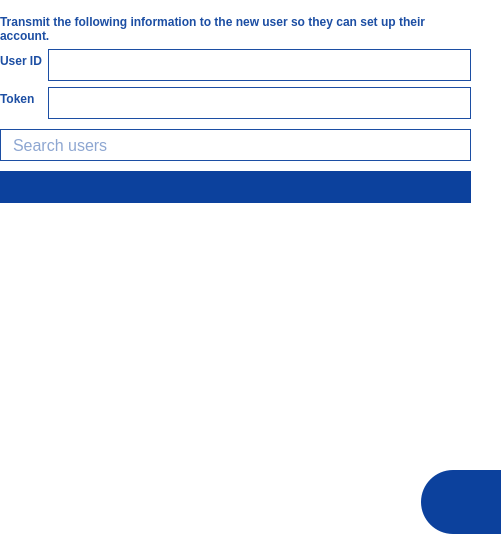
Qt form parsec/core/gui/forms/users_widget.ui (Scille/parsec-cloud) before a commit.
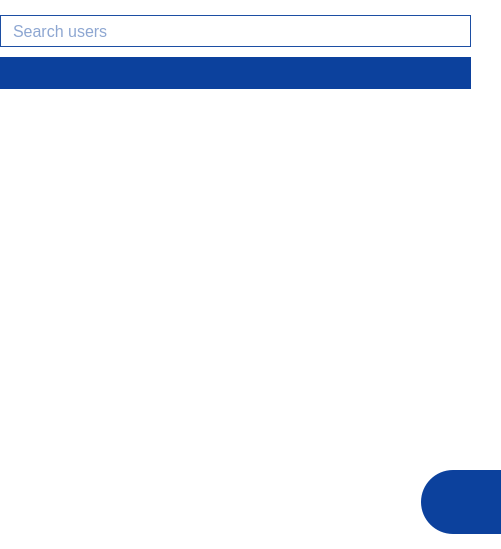
The same form after that commit. Icons and pictures are not drawn.

Diff of the .ui file:
```diff
--- a/parsec/core/gui/forms/users_widget.ui
+++ b/parsec/core/gui/forms/users_widget.ui
@@ -63,125 +63,6 @@
    <property name="bottomMargin">
     <number>15</number>
    </property>
-   <item>
-    <widget class="QWidget" name="widget_info" native="true">
-     <layout class="QVBoxLayout" name="verticalLayout_3">
-      <property name="leftMargin">
-       <number>0</number>
-      </property>
-      <property name="topMargin">
-       <number>0</number>
-      </property>
-      <property name="rightMargin">
-       <number>30</number>
-      </property>
-      <property name="bottomMargin">
-       <number>0</number>
-      </property>
-      <item>
-       <widget class="QLabel" name="label_3">
-        <property name="font">
-         <font>
-          <weight>75</weight>
-          <bold>true</bold>
-         </font>
-        </property>
-        <property name="styleSheet">
-         <string notr="true">color: rgb(28, 78, 163);</string>
-        </property>
-        <property name="text">
-         <string>Transmit the following information to the new user so they can set up their account.</string>
-        </property>
-        <property name="wordWrap">
-         <bool>true</bool>
-        </property>
-       </widget>
-      </item>
-      <item>
-       <layout class="QFormLayout" name="formLayout_2">
-        <item row="0" column="0">
-         <widget class="QLabel" name="label">
-          <property name="font">
-           <font>
-            <weight>75</weight>
-            <bold>true</bold>
-           </font>
-          </property>
-          <property name="styleSheet">
-           <string notr="true">color: rgb(28, 78, 163);</string>
-          </property>
-          <property name="text">
-           <string>User ID</string>
-          </property>
-         </widget>
-        </item>
-        <item row="1" column="0">
-         <widget class="QLabel" name="label_2">
-          <property name="font">
-           <font>
-            <weight>75</weight>
-            <bold>true</bold>
-           </font>
-          </property>
-          <property name="styleSheet">
-           <string notr="true">color: rgb(28, 78, 163);</string>
-          </property>
-          <property name="text">
-           <string>Token</string>
-          </property>
-         </widget>
-        </item>
-        <item row="0" column="1">
-         <widget class="QLineEdit" name="line_edit_user_id">
-          <property name="minimumSize">
-           <size>
-            <width>0</width>
-            <height>32</height>
-           </size>
-          </property>
-          <property name="font">
-           <font>
-            <pointsize>12</pointsize>
-           </font>
-          </property>
-          <property name="styleSheet">
-           <string notr="true">border: 1px solid rgb(28, 78, 163);
-padding-left: 10px;
-color: rgb(28, 78, 163);</string>
-          </property>
-          <property name="readOnly">
-           <bool>true</bool>
-          </property>
-         </widget>
-        </item>
-        <item row="1" column="1">
-         <widget class="QLineEdit" name="line_edit_token">
-          <property name="minimumSize">
-           <size>
-            <width>0</width>
-            <height>32</height>
-           </size>
-          </property>
-          <property name="font">
-           <font>
-            <pointsize>12</pointsize>
-           </font>
-          </property>
-          <property name="styleSheet">
-           <string notr="true">border: 1px solid rgb(28, 78, 163);
-padding-left: 10px;
-color: rgb(28, 78, 163);</string>
-          </property>
-          <property name="readOnly">
-           <bool>true</bool>
-          </property>
-         </widget>
-        </item>
-       </layout>
-      </item>
-     </layout>
-    </widget>
-   </item>
    <item>
     <layout class="QHBoxLayout" name="horizontalLayout">
      <property name="rightMargin">
@@ -275,7 +156,7 @@
           <x>0</x>
           <y>0</y>
           <width>470</width>
-          <height>225</height>
+          <height>345</height>
          </rect>
         </property>
         <layout class="QVBoxLayout" name="verticalLayout_4">
```
